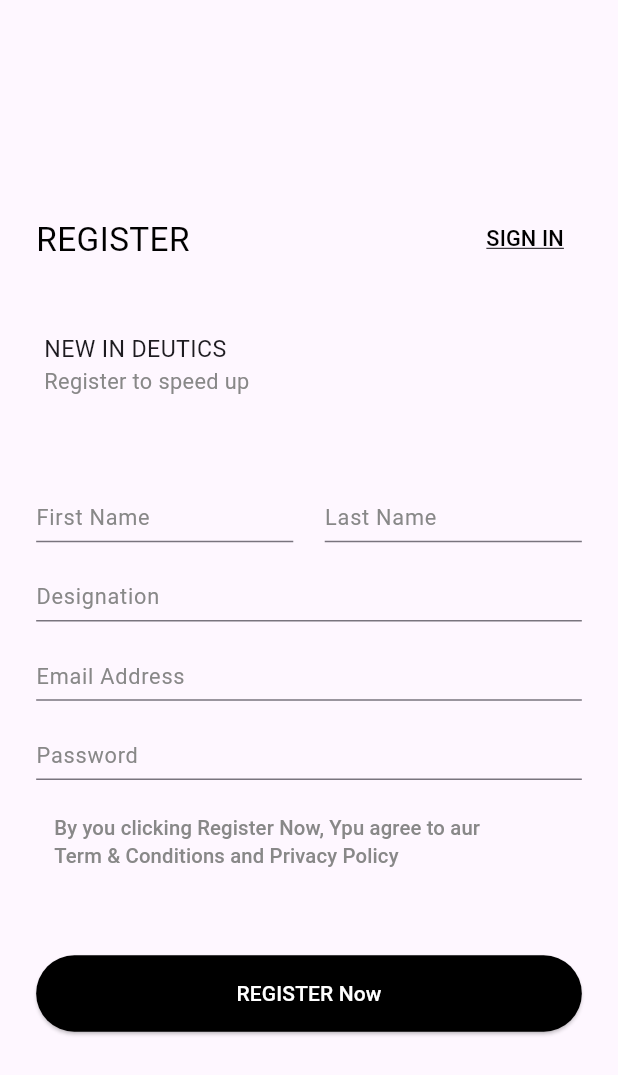
After one commit to SariaMahmood20/company_app, a Flutter app: the SignInView screen opened directly, on a phone screen of 412 x 824 dp. The commit adds this screen. Shown: the top 1075 px of the screen. Run offline on Flutter 3.47's test engine with Material 3 defaults, Android fonts, the phone set to English and light mode, and no system bars; our stand-ins replace curved_navigation_bar, flutter_screenutil, google_fonts.

Commit message:
Auth screens done

```diff
--- /dev/null
+++ b/lib/features/auth/presentation/views/signin_view.dart
@@ -0,0 +1,159 @@
+import 'package:flutter/cupertino.dart';
+import 'package:flutter/material.dart';
+import 'package:google_fonts/google_fonts.dart';
+import 'package:flutter_screenutil/flutter_screenutil.dart';
+
+class SignInView extends StatelessWidget {
+  const SignInView({super.key});
+
+  @override
+  Widget build(BuildContext context) {
+    return Scaffold(
+      body: Padding(
+        padding: EdgeInsets.only(left: 23.w, right: 23.w, top: 140.h, bottom: 20.h),
+        child: Column(
+          mainAxisAlignment: MainAxisAlignment.start,
+          crossAxisAlignment: CrossAxisAlignment.stretch,
+          children: [
+            Row(
+              mainAxisAlignment: MainAxisAlignment.spaceBetween,
+              crossAxisAlignment: CrossAxisAlignment.center,
+              children: [
+                Text(
+                  'REGISTER',
+                  style: GoogleFonts.roboto(
+                      color: Colors.black,
+                      fontSize: 23.sp,
+                      fontWeight: FontWeight.w400
+                  ),
+                ),
+                TextButton(
+                  onPressed: () {},
+                  child: Text('SIGN IN',
+                    style: GoogleFonts.roboto(
+                        color: Colors.black,
+                        fontSize: 15.sp,
+                        fontWeight: FontWeight.w500,
+                        decoration: TextDecoration.underline
+                    ),
+                  ),
+                ),
+              ],
+            ),
+            40.verticalSpace,
+            Padding(
+              padding: EdgeInsets.only(left: 5.w),
+              child: Column(
+                  mainAxisAlignment: MainAxisAlignment.start,
+                  crossAxisAlignment: CrossAxisAlignment.start,
+                  children: [
+                    Text(
+                        'NEW IN DEUTICS',
+                        style: GoogleFonts.roboto(fontSize: 16.sp, fontWeight: FontWeight.w400)
+                    ),
+                    Text(
+                      'Register to speed up',
+                      style: GoogleFonts.roboto(fontSize: 15.sp, fontWeight: FontWeight.w400, color: const Color(0xFF888888)),
+                    ),
+                  ]
+              ),
+            ),
+            50.verticalSpace,
+            Row(
+              mainAxisAlignment: MainAxisAlignment.spaceBetween,
+              crossAxisAlignment: CrossAxisAlignment.center,
+              children: [
+                // First Name
+                Expanded(
+                  child: TextFormField(
+                    keyboardType: TextInputType.emailAddress,
+                    decoration: InputDecoration(
+                        labelText: 'First Name',
+                        labelStyle: GoogleFonts.roboto(fontSize: 15.sp, color: const Color(0xFF888888)),
+                        contentPadding: const EdgeInsets.symmetric(vertical: 1),
+                        alignLabelWithHint: true
+                    ),
+                  ),
+                ),
+                20.horizontalSpace,
+                Expanded(
+                  child: TextFormField(
+                    keyboardType: TextInputType.emailAddress,
+                    decoration: InputDecoration(
+                        labelText: 'Last Name',
+                        labelStyle: GoogleFonts.roboto(fontSize: 15.sp, color: const Color(0xFF888888)),
+                        contentPadding: const EdgeInsets.symmetric(vertical: 1),
+                        alignLabelWithHint: true
+                    ),
+                  ),
+                ),
+              ],
+            ),
+            5.verticalSpace,
+            TextFormField(
+              keyboardType: TextInputType.emailAddress,
+              decoration: InputDecoration(
+                  labelText: 'Designation',
+                  labelStyle: GoogleFonts.roboto(fontSize: 15.sp, color: const Color(0xFF888888)),
+                  contentPadding: const EdgeInsets.symmetric(vertical: 1),
+                  alignLabelWithHint: true
+              ),
+            ),
+            5.verticalSpace,
+            TextFormField(
+              keyboardType: TextInputType.emailAddress,
+              decoration: InputDecoration(
+                  labelText: 'Email Address',
+                  labelStyle: GoogleFonts.roboto(fontSize: 15.sp, color: const Color(0xFF888888)),
+                  contentPadding: const EdgeInsets.symmetric(vertical: 1),
+                  alignLabelWithHint: true
+              ),
+            ),
+            5.verticalSpace,
+            TextFormField(
+              keyboardType: TextInputType.visiblePassword,
+              obscureText: true,
+              decoration: InputDecoration(
+                labelText: 'Password',
+                labelStyle: GoogleFonts.roboto(fontSize: 15.sp, color: const Color(0xFF888888)),
+                contentPadding: const EdgeInsets.symmetric(vertical: 1),
+                alignLabelWithHint: true,
+              ),
+            ),
+            15.verticalSpace,
+
+            Align(
+              alignment: Alignment.centerLeft,
+              child: TextButton(
+                onPressed: () {
+                },
+                child: Text('By you clicking Register Now, Ypu agree to aur \nTerm & Conditions and Privacy Policy',
+                  style: GoogleFonts.roboto(
+                      color: const Color(0xFF888888),
+                      fontSize: 14.sp,
+                  ),
+                ),
+              ),
+            ),
+            50.verticalSpace,
+            ElevatedButton(
+              onPressed: () {
+              },
+              style: ElevatedButton.styleFrom(
+                padding: EdgeInsets.symmetric(vertical: 16.h),
+                backgroundColor: Colors.black,
+              ),
+              child: Text(
+                'REGISTER Now',
+                style: GoogleFonts.roboto(
+                    color: Colors.white,
+                    fontWeight: FontWeight.w500
+                ),
+              ),
+            ),
+          ],
+        ),
+      ),
+    );
+  }
+}
--- a/pubspec.yaml
+++ b/pubspec.yaml
@@ -18,12 +18,14 @@ dev_dependencies:
   provider: ^6.1.2
   flutter_svg: ^2.0.10+1
   intl: ^0.19.0
-  firebase_auth: ^5.3.1
+  #firebase_auth: ^5.3.1
   firebase_core: ^3.6.0
   firebase_storage: ^12.3.3
   shared_preferences: ^2.3.2
   internet_connectivity_checker: ^1.0.2
   another_flushbar: ^1.12.30
+  google_fonts: ^6.2.1
+  curved_navigation_bar: ^1.0.6
 
 flutter:
   uses-material-design: true
```
Also changed, not shown: lib/app/views/widget/bottom_nav_bar.dart (added, +48 -0 lines), lib/features/auth/presentation/views/login_view.dart (added, +120 -0 lines), lib/main.dart (+8 -7 lines), lib/features/auth/presentation/views/auth_view.dart (deleted), pubspec.lock, 4 other files.
